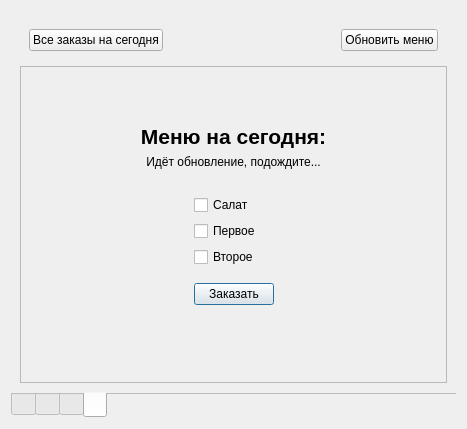
The window that gui/main_form.ui (vodchella/NoveltyAssistant) describes before a commit, drawn with Qt 5.
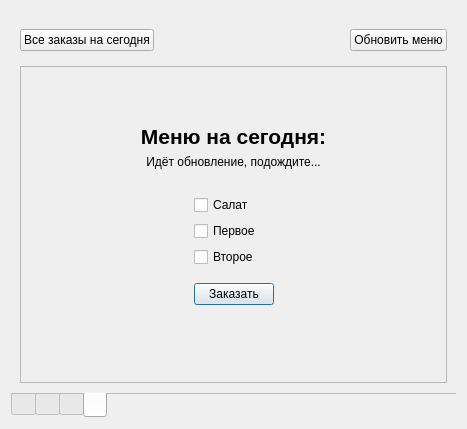
The same window after the commit. The open tabs and pages were chosen to show the change. Icons and pictures are not drawn. Custom widgets are drawn as their Qt base class.

Commit message: Реализована отправка заказа обеда на сервер, обновление заказа и меню по кнопке. Минорная версия программы изменена на 03.

Patch:
```diff
--- a/gui/main_form.ui
+++ b/gui/main_form.ui
@@ -499,8 +499,20 @@
           </size>
          </property>
          <layout class="QHBoxLayout" name="horizontalLayout_5">
+          <property name="leftMargin">
+           <number>0</number>
+          </property>
+          <property name="rightMargin">
+           <number>0</number>
+          </property>
           <item>
            <widget class="QPushButton" name="cmdAllDinnerOrdersToday">
+            <property name="minimumSize">
+             <size>
+              <width>128</width>
+              <height>0</height>
+             </size>
+            </property>
             <property name="text">
              <string>Все заказы на сегодня</string>
             </property>
@@ -524,6 +536,12 @@
           </item>
           <item>
            <widget class="QPushButton" name="cmdRefreshMenu">
+            <property name="minimumSize">
+             <size>
+              <width>93</width>
+              <height>0</height>
+             </size>
+            </property>
             <property name="text">
              <string>Обновить меню</string>
             </property>
```
The commit also changes 5 other files.
